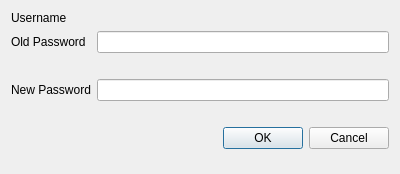
Before: the Qt Designer form src/changepassworddialog.ui in murrple-1/BedChaser, drawn with Qt 5.
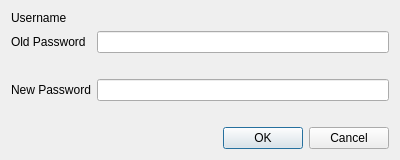
After: the same form once the commit is applied.

Diff of the .ui file:
```diff
--- a/src/changepassworddialog.ui
+++ b/src/changepassworddialog.ui
@@ -7,7 +7,7 @@
     <x>0</x>
     <y>0</y>
     <width>400</width>
-    <height>174</height>
+    <height>150</height>
    </rect>
   </property>
   <property name="minimumSize">
```
Left out of the diff: 64 changed lines with no effect on the pictures.
